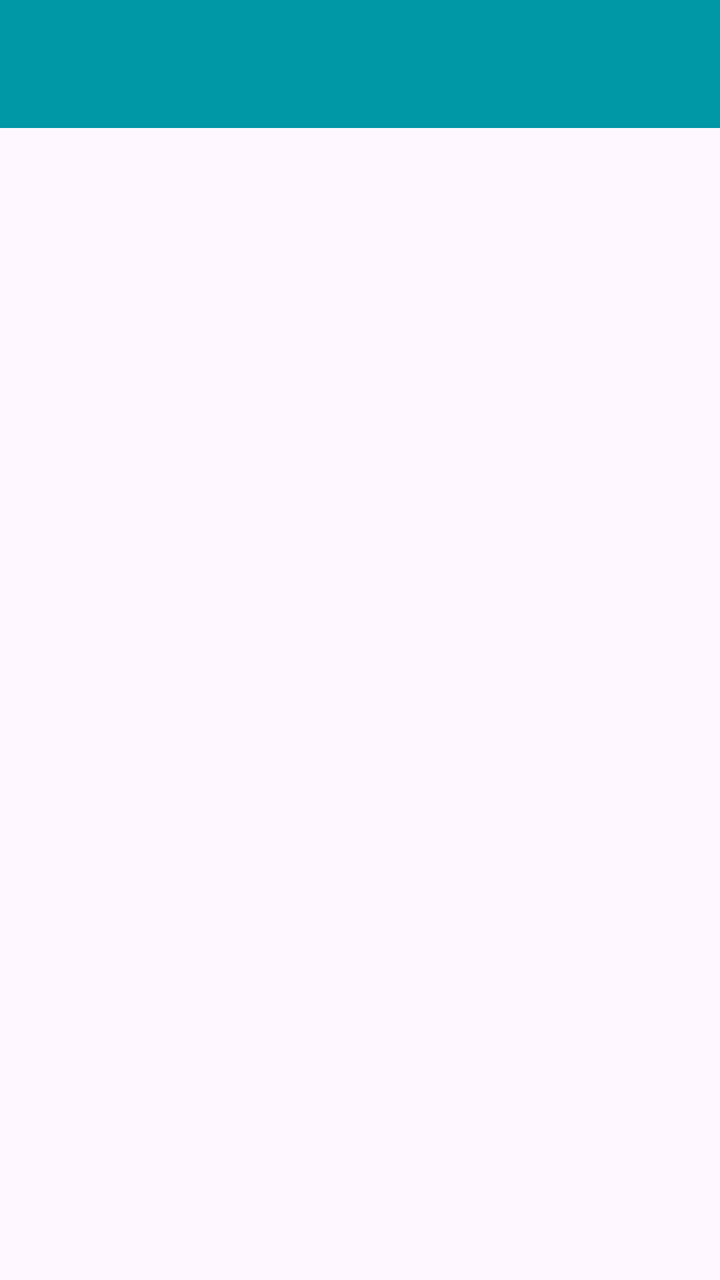
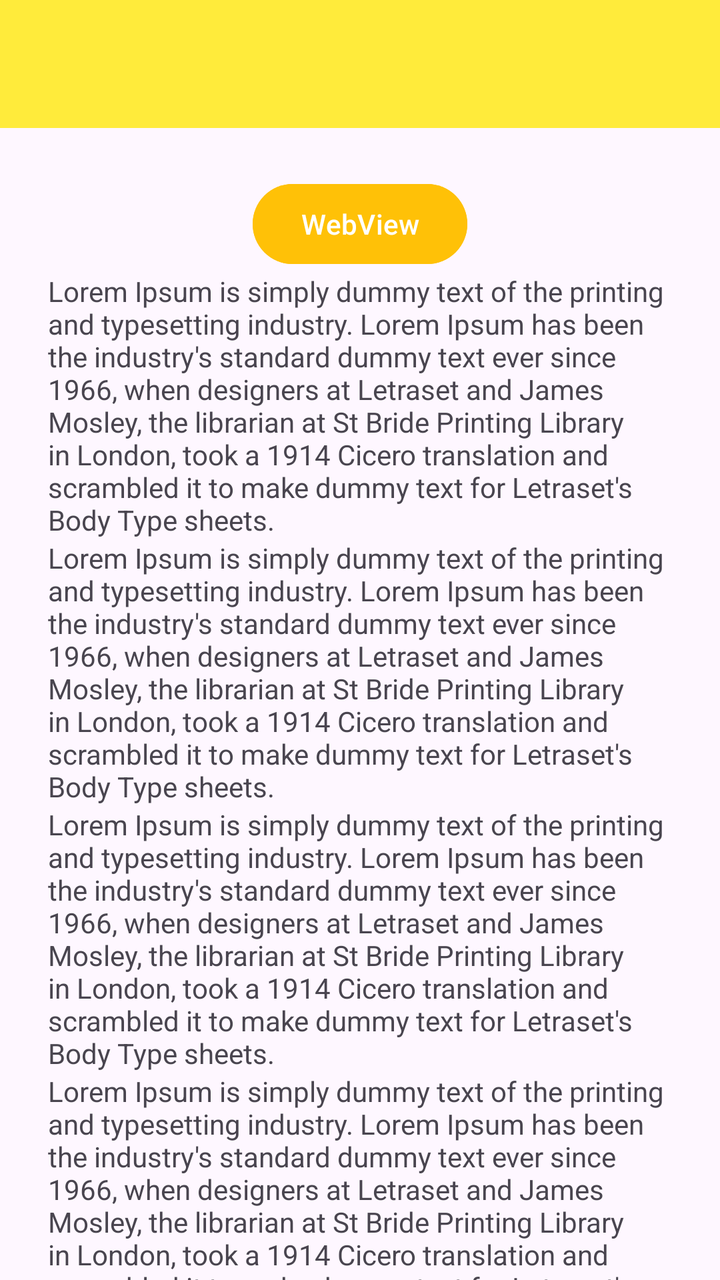

An Android layout rendered at two revisions. The XML below is the earlier revision; the diff shows what the commit changed to produce the second picture.
<!-- AndroidManifest.xml: application theme Theme.AlifTaufiq_3TIB -->
<!-- res/layout/activity_lima.xml -->
<?xml version="1.0" encoding="utf-8"?>
<androidx.constraintlayout.widget.ConstraintLayout xmlns:android="http://schemas.android.com/apk/res/android"
    xmlns:app="http://schemas.android.com/apk/res-auto"
    xmlns:tools="http://schemas.android.com/tools"
    android:id="@+id/main"
    android:layout_width="match_parent"
    android:layout_height="match_parent"
    tools:context=".pertemuan5.LimaActivity">





    <androidx.appcompat.widget.Toolbar
        android:id="@+id/toolbar"
        android:layout_width="match_parent"
        android:layout_height="?attr/actionBarSize"
        android:background="#0097A7"
        app:subtitleTextColor="@android:color/white"
        app:titleTextColor="@android:color/white" />
</androidx.constraintlayout.widget.ConstraintLayout>
<!-- resources referenced by this layout -->
<resources>
  <style name="Theme.AlifTaufiq_3TIB" parent="Base.Theme.AlifTaufiq_3TIB" />
  <style name="Base.Theme.AlifTaufiq_3TIB" parent="Theme.Material3.DayNight.NoActionBar">
          
          
      </style>
</resources>

<!-- the commit's change to res/layout/activity_lima.xml (unified diff, before → after) -->
@@ -1,5 +1,6 @@
 <?xml version="1.0" encoding="utf-8"?>
-<androidx.constraintlayout.widget.ConstraintLayout xmlns:android="http://schemas.android.com/apk/res/android"
+<androidx.coordinatorlayout.widget.CoordinatorLayout
+    xmlns:android="http://schemas.android.com/apk/res/android"
     xmlns:app="http://schemas.android.com/apk/res-auto"
     xmlns:tools="http://schemas.android.com/tools"
     android:id="@+id/main"
@@ -7,15 +8,84 @@
     android:layout_height="match_parent"
     tools:context=".pertemuan5.LimaActivity">
 
+    <com.google.android.material.appbar.AppBarLayout
+        android:id="@+id/appBar"
+        android:layout_width="match_parent"
+        android:layout_height="wrap_content">
+
+        <androidx.appcompat.widget.Toolbar
+            android:id="@+id/toolbar"
+            android:layout_width="match_parent"
+            android:layout_height="?attr/actionBarSize"
+            android:background="#FFEB3B"
+            app:layout_constraintEnd_toEndOf="parent"
+            app:layout_constraintStart_toStartOf="parent"
+            app:layout_constraintTop_toTopOf="parent"
+            app:subtitleTextColor="#16409E"
+            app:titleTextColor="#16409E"
+            app:layout_scrollFlags="scroll|enterAlways"
+            />
+
+    </com.google.android.material.appbar.AppBarLayout>
+
+    <androidx.core.widget.NestedScrollView
+        android:layout_width="match_parent"
+        android:layout_height="match_parent"
+        app:layout_behavior="@string/appbar_scrolling_view_behavior"
+        android:padding="24dp"
+        android:clipToPadding="false">
+        <LinearLayout
+            android:layout_width="match_parent"
+            android:layout_height="wrap_content"
+            android:orientation="vertical"
+            android:gravity="center_horizontal">
+            <Button
+                android:id="@+id/btnwebView"
+                android:layout_width="wrap_content"
+                android:layout_height="wrap_content"
+                android:text="WebView"
+                android:backgroundTint="@color/kuning"/>
+            <TextView
+                android:layout_width="wrap_content"
+                android:layout_height="wrap_content"
+                android:text="Lorem Ipsum is simply dummy text of the printing and typesetting industry. Lorem Ipsum has been the industry's standard dummy text ever since 1966, when designers at Letraset and James Mosley, the librarian at St Bride Printing Library in London, took a 1914 Cicero translation and scrambled it to make dummy text for Letraset's Body Type sheets. "/>
+
+            <TextView
+                android:layout_width="wrap_content"
+                android:layout_height="wrap_content"
+                android:text="Lorem Ipsum is simply dummy text of the printing and typesetting industry. Lorem Ipsum has been the industry's standard dummy text ever since 1966, when designers at Letraset and James Mosley, the librarian at St Bride Printing Library in London, took a 1914 Cicero translation and scrambled it to make dummy text for Letraset's Body Type sheets. " />
+
+            <TextView
+                android:layout_width="wrap_content"
+                android:layout_height="wrap_content"
+                android:text="Lorem Ipsum is simply dummy text of the printing and typesetting industry. Lorem Ipsum has been the industry's standard dummy text ever since 1966, when designers at Letraset and James Mosley, the librarian at St Bride Printing Library in London, took a 1914 Cicero translation and scrambled it to make dummy text for Letraset's Body Type sheets. " />
+
+            <TextView
+                android:layout_width="wrap_content"
+                android:layout_height="wrap_content"
+                android:text="Lorem Ipsum is simply dummy text of the printing and typesetting industry. Lorem Ipsum has been the industry's standard dummy text ever since 1966, when designers at Letraset and James Mosley, the librarian at St Bride Printing Library in London, took a 1914 Cicero translation and scrambled it to make dummy text for Letraset's Body Type sheets. "/>
+
+            <TextView
+                android:layout_width="wrap_content"
+                android:layout_height="wrap_content"
+                android:text="Lorem Ipsum is simply dummy text of the printing and typesetting industry. Lorem Ipsum has been the industry's standard dummy text ever since 1966, when designers at Letraset and James Mosley, the librarian at St Bride Printing Library in London, took a 1914 Cicero translation and scrambled it to make dummy text for Letraset's Body Type sheets. "/>
+
+            <TextView
+                android:layout_width="wrap_content"
+                android:layout_height="wrap_content"
+                android:text="Lorem Ipsum is simply dummy text of the printing and typesetting industry. Lorem Ipsum has been the industry's standard dummy text ever since 1966, when designers at Letraset and James Mosley, the librarian at St Bride Printing Library in London, took a 1914 Cicero translation and scrambled it to make dummy text for Letraset's Body Type sheets. "/>
+
+            <TextView
+                android:layout_width="wrap_content"
+                android:layout_height="wrap_content"
+                android:text="Lorem Ipsum is simply dummy text of the printing and typesetting industry. Lorem Ipsum has been the industry's standard dummy text ever since 1966, when designers at Letraset and James Mosley, the librarian at St Bride Printing Library in London, took a 1914 Cicero translation and scrambled it to make dummy text for Letraset's Body Type sheets. "/>
+
+            <TextView
+                android:layout_width="wrap_content"
+                android:layout_height="wrap_content"
+                android:text="Lorem Ipsum is simply dummy text of the printing and typesetting industry. Lorem Ipsum has been the industry's standard dummy text ever since 1966, when designers at Letraset and James Mosley, the librarian at St Bride Printing Library in London, took a 1914 Cicero translation and scrambled it to make dummy text for Letraset's Body Type sheets. "/>
 
 
-
-
-    <androidx.appcompat.widget.Toolbar
-        android:id="@+id/toolbar"
-        android:layout_width="match_parent"
-        android:layout_height="?attr/actionBarSize"
-        android:background="#0097A7"
-        app:subtitleTextColor="@android:color/white"
-        app:titleTextColor="@android:color/white" />
-</androidx.constraintlayout.widget.ConstraintLayout>
+        </LinearLayout>
+    </androidx.core.widget.NestedScrollView>
+</androidx.coordinatorlayout.widget.CoordinatorLayout>
<!-- resource entries referenced after the edit -->
@@ -1,5 +1,6 @@
 <!-- resources referenced by this layout -->
 <resources>
+  <color name="kuning">#FFC107</color>
   <style name="Theme.AlifTaufiq_3TIB" parent="Base.Theme.AlifTaufiq_3TIB" />
   <style name="Base.Theme.AlifTaufiq_3TIB" parent="Theme.Material3.DayNight.NoActionBar">
           
